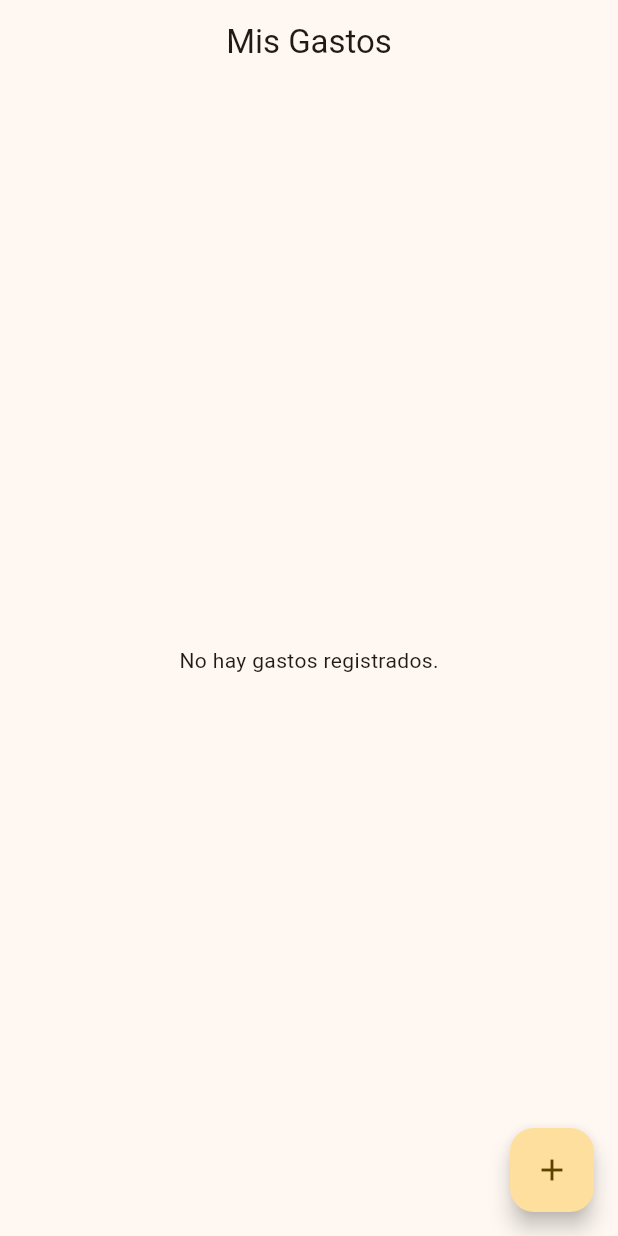
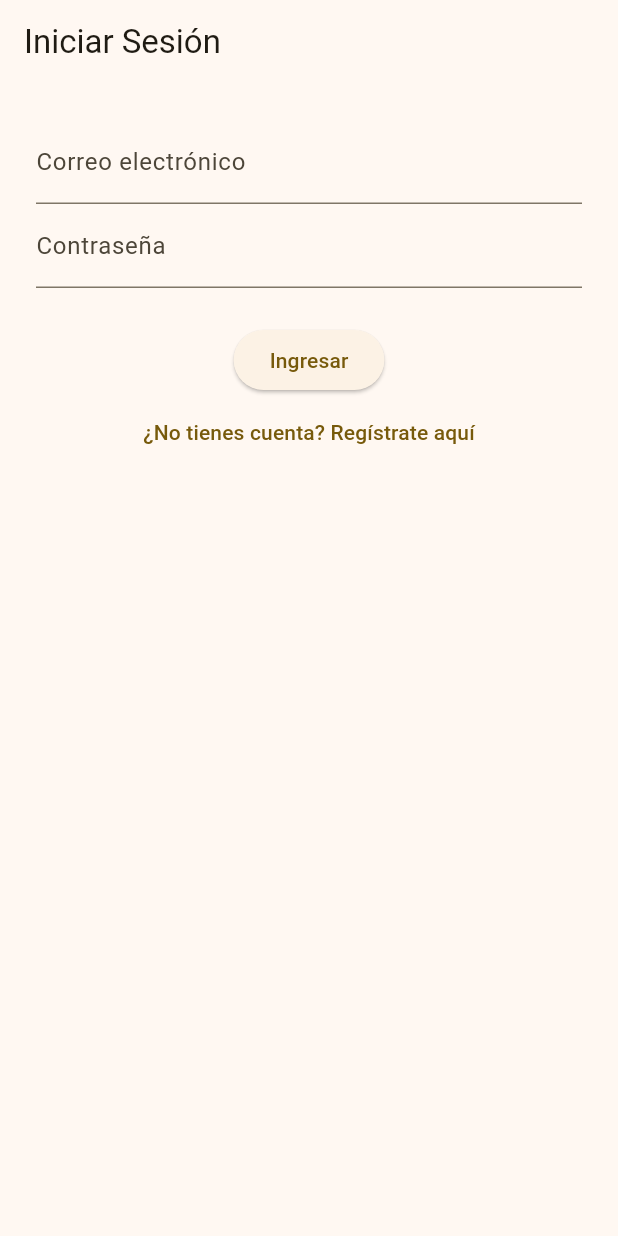
Before and after one commit to julesbw/gastos-app, a Flutter app: the screen it shows after launch, on a phone screen of 412 x 824 dp. Run offline on Flutter 3.47's test engine with Material 3 defaults, Android fonts, the phone set to English and light mode, and no system bars; our stand-ins replace cloud_firestore, firebase_auth, firebase_core, flutter_slidable; accounts and stored records are empty.

Commit message:
Funcionalidad de autenticacion por correo electronico y contrasena. Creacion de paginas de inicio de sesion, registro y un wrapper. Modificacion de la pantalla de home para agregar el boton de cierre de sesion

```diff
--- a/lib/main.dart
+++ b/lib/main.dart
@@ -1,7 +1,11 @@
+// lib/main.dart
+// Punto de entrada de la aplicación
+
 import 'package:flutter/material.dart';
-import 'screens/home_screen.dart';
+// import 'screens/home_screen.dart';
 import 'package:firebase_core/firebase_core.dart';
 import 'firebase_options.dart';
+import 'screens/auth_wrapper.dart';
 
 // import 'screens/firebase_test_screen.dart';
 
@@ -23,7 +27,7 @@ class MyApp extends StatelessWidget {
         colorScheme: ColorScheme.fromSeed(seedColor: Colors.amber),
         useMaterial3: true,
       ),
-      home: const HomeScreen(),
+      home: const AuthWrapper(),
     );
   }
 }
--- /dev/null
+++ b/lib/screens/auth_wrapper.dart
@@ -0,0 +1,34 @@
+// lib/screens/auth_wrapper.dart
+// Pantalla Wraper que verifica el estaado de autenticación del usuario
+
+import 'package:flutter/material.dart';
+import 'package:firebase_auth/firebase_auth.dart';
+import 'home_screen.dart';
+import 'login_screen.dart';
+
+class AuthWrapper extends StatelessWidget {
+  const AuthWrapper({super.key});
+
+  @override
+  Widget build(BuildContext context) {
+    return StreamBuilder<User?>(
+      stream: FirebaseAuth.instance.authStateChanges(),
+      builder: (context, snapshot) {
+        // Mientras se determina el estado de autenticación, muestra un loader
+        if (snapshot.connectionState == ConnectionState.waiting) {
+          return const Scaffold(
+            body: Center(child: CircularProgressIndicator()),
+          );
+        }
+
+        // Si el usuario está autenticado
+        if (snapshot.hasData) {
+          return const HomeScreen();
+        }
+
+        // Si no hay usuario autenticado
+        return const LoginScreen();
+      },
+    );
+  }
+}
--- /dev/null
+++ b/lib/screens/login_screen.dart
@@ -0,0 +1,96 @@
+// lib/screens/login_screen.dart
+// Pantalla de inicio de sesión
+
+import 'package:flutter/material.dart';
+import 'package:firebase_auth/firebase_auth.dart';
+import 'signup_screen.dart';
+
+class LoginScreen extends StatefulWidget {
+  const LoginScreen({super.key});
+
+  @override
+  State<LoginScreen> createState() => _LoginScreenState();
+}
+
+class _LoginScreenState extends State<LoginScreen> {
+  final _emailController = TextEditingController();
+  final _passwordController = TextEditingController();
+  bool _isLoading = false;
+
+  void _iniciarSesion() async {
+    final email = _emailController.text.trim();
+    final password = _passwordController.text.trim();
+
+    if (email.isEmpty || password.isEmpty) {
+      ScaffoldMessenger.of(context).showSnackBar(
+        const SnackBar(content: Text('Completa todos los campos')),
+      );
+      return;
+    }
+
+    setState(() => _isLoading = true);
+
+    try {
+      await FirebaseAuth.instance.signInWithEmailAndPassword(
+        email: email,
+        password: password,
+      );
+      // El Wrapper detectará que ya hay sesión activa
+    } on FirebaseAuthException catch (e) {
+      String mensaje = 'Error al iniciar sesión';
+      if (e.code == 'user-not-found') {
+        mensaje = 'No existe una cuenta con ese correo';
+      } else if (e.code == 'wrong-password') {
+        mensaje = 'Contraseña incorrecta';
+      }
+      if (!mounted) return;
+      ScaffoldMessenger.of(
+        context,
+      ).showSnackBar(SnackBar(content: Text(mensaje)));
+    } finally {
+      if (mounted) setState(() => _isLoading = false);
+    }
+  }
+
+  @override
+  Widget build(BuildContext context) {
+    return Scaffold(
+      appBar: AppBar(title: const Text('Iniciar Sesión')),
+      body: Padding(
+        padding: const EdgeInsets.all(24.0),
+        child: Column(
+          children: [
+            TextField(
+              controller: _emailController,
+              decoration: const InputDecoration(
+                labelText: 'Correo electrónico',
+              ),
+              keyboardType: TextInputType.emailAddress,
+            ),
+            TextField(
+              controller: _passwordController,
+              decoration: const InputDecoration(labelText: 'Contraseña'),
+              obscureText: true,
+            ),
+            const SizedBox(height: 24),
+            _isLoading
+                ? const CircularProgressIndicator()
+                : ElevatedButton(
+                    onPressed: _iniciarSesion,
+                    child: const Text('Ingresar'),
+                  ),
+            TextButton(
+              onPressed: () {
+                Navigator.push(
+                  context,
+                  MaterialPageRoute(builder: (_) => const SignupScreen()),
+                );
+              },
+              child: const Text('¿No tienes cuenta? Regístrate aquí'),
+            ),
+          ],
+        ),
+      ),
+    );
+  }
+}
```
Also changed, not shown: lib/screens/home_screen.dart (+13 -1 lines), lib/screens/signup_screen.dart (added, +100 -0 lines).
